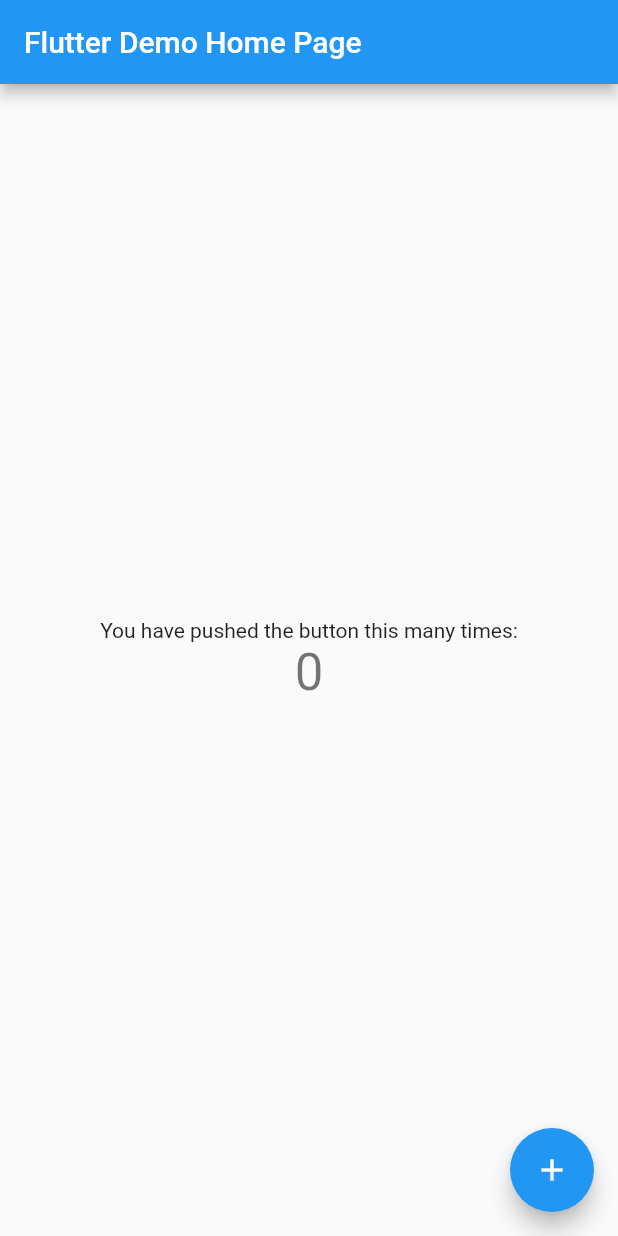
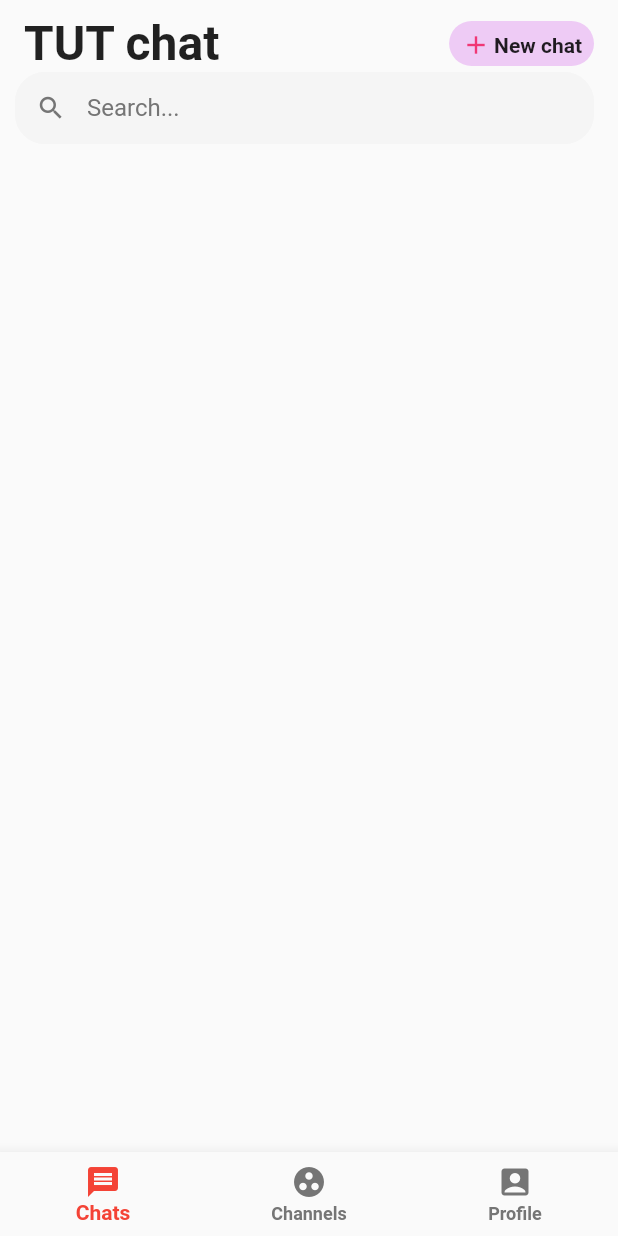
Before and after one commit to V-outsider/TUT-chat-app, a Flutter app: the screen it shows after launch, on a phone screen of 412 x 824 dp. Run offline on Flutter 3.47's test engine with Material 2 defaults, Android fonts, the phone set to English and light mode, and no system bars.

Commit message:
screen 1 viz

```diff
--- /dev/null
+++ b/lib/chatPage.dart
@@ -0,0 +1,86 @@
+import 'package:flutter/material.dart';
+
+class ChatPage extends StatefulWidget {
+  @override
+  _ChatPageState createState() => _ChatPageState();
+}
+
+class _ChatPageState extends State<ChatPage> {
+  @override
+  Widget build(BuildContext context) {
+    return Scaffold(
+      body: SingleChildScrollView(
+        physics: BouncingScrollPhysics(),
+        child: Column(
+          crossAxisAlignment: CrossAxisAlignment.start,
+          children: <Widget>[
+            SafeArea(
+              child: Padding(
+                padding: EdgeInsets.only(left: 16, right: 16, top: 10),
+                child: Row(
+                  mainAxisAlignment: MainAxisAlignment.spaceBetween,
+                  children: <Widget>[
+                    Text(
+                      "TUT chat",
+                      style:
+                          TextStyle(fontSize: 32, fontWeight: FontWeight.bold),
+                    ),
+                    Container(
+                      padding:
+                          EdgeInsets.only(left: 8, right: 8, top: 2, bottom: 0),
+                      height: 30,
+                      decoration: BoxDecoration(
+                        borderRadius: BorderRadius.circular(30),
+                        color: Color.fromARGB(62, 202, 55, 231),
+                      ),
+                      child: Row(
+                        children: <Widget>[
+                          Icon(
+                            Icons.add,
+                            color: Color.fromARGB(255, 240, 55, 117),
+                            size: 20,
+                          ),
+                          SizedBox(
+                            width: 2,
+                          ),
+                          Text(
+                            "New chat",
+                            style: TextStyle(
+                                fontSize: 14, fontWeight: FontWeight.bold),
+                          ),
+                        ],
+                      ),
+                    )
+                  ],
+                ),
+              ),
+            ),
+            SafeArea(
+              child: Padding(
+                padding:
+                    EdgeInsets.only(top: 0, left: 10, right: 16, bottom: 2),
+                child: TextField(
+                  decoration: InputDecoration(
+                    hintText: "Search...",
+                    hintStyle: TextStyle(color: Colors.grey.shade600),
+                    prefixIcon: Icon(
+                      Icons.search,
+                      color: Colors.grey.shade600,
+                      size: 20,
+                    ),
+                    filled: true,
+                    fillColor: Colors.grey.shade100,
+                    contentPadding: EdgeInsets.all(8),
+                    enabledBorder: OutlineInputBorder(
+                        borderRadius: BorderRadius.circular(20),
+                        borderSide: BorderSide(color: Colors.grey.shade100)),
+                  ),
+                ),
+              ),
+            ),
+          ],
+        ),
+      ),
+    );
+  }
+}
--- /dev/null
+++ b/lib/home.dart
@@ -0,0 +1,32 @@
+import 'package:flutter/material.dart';
+import 'chatPage.dart';
+
+class HomePage extends StatelessWidget {
+  @override
+  Widget build(BuildContext context) {
+    return Scaffold(
+      body: ChatPage(),
+      bottomNavigationBar: BottomNavigationBar(
+        selectedItemColor: Colors.red,
+        unselectedItemColor: Colors.grey.shade600,
+        selectedLabelStyle: TextStyle(fontWeight: FontWeight.w600),
+        unselectedLabelStyle: TextStyle(fontWeight: FontWeight.w600),
+        type: BottomNavigationBarType.fixed,
+        items: [
+          BottomNavigationBarItem(
+            icon: Icon(Icons.message),
+            label: 'Chats',
+          ),
+          BottomNavigationBarItem(
+            icon: Icon(Icons.group_work),
+            label: 'Channels',
+          ),
+          BottomNavigationBarItem(
+            icon: Icon(Icons.account_box),
+            label: 'Profile',
+          ),
+        ],
+      ),
+    );
+  }
+}
--- a/lib/main.dart
+++ b/lib/main.dart
@@ -1,4 +1,5 @@
 import 'package:flutter/material.dart';
+import 'home.dart';
 
 void main() {
   runApp(const MyApp());
@@ -7,24 +8,14 @@
 class MyApp extends StatelessWidget {
   const MyApp({Key? key}) : super(key: key);
 
-  // This widget is the root of your application.
   @override
   Widget build(BuildContext context) {
     return MaterialApp(
       title: 'Flutter Demo',
       theme: ThemeData(
-        // This is the theme of your application.
-        //
-        // Try running your application with "flutter run". You'll see the
-        // application has a blue toolbar. Then, without quitting the app, try
-        // changing the primarySwatch below to Colors.green and then invoke
-        // "hot reload" (press "r" in the console where you ran "flutter run",
-        // or simply save your changes to "hot reload" in a Flutter IDE).
-        // Notice that the counter didn't reset back to zero; the application
-        // is not restarted.
         primarySwatch: Colors.blue,
       ),
-      home: const MyHomePage(title: 'Flutter Demo Home Page'),
+      home: HomePage(),
     );
   }
 }
@@ -63,36 +54,12 @@
 
   @override
   Widget build(BuildContext context) {
-    // This method is rerun every time setState is called, for instance as done
-    // by the _incrementCounter method above.
-    //
-    // The Flutter framework has been optimized to make rerunning build methods
-    // fast, so that you can just rebuild anything that needs updating rather
-    // than having to individually change instances of widgets.
     return Scaffold(
       appBar: AppBar(
-        // Here we take the value from the MyHomePage object that was created by
-        // the App.build method, and use it to set our appbar title.
         title: Text(widget.title),
       ),
       body: Center(
-        // Center is a layout widget. It takes a single child and positions it
-        // in the middle of the parent.
         child: Column(
-          // Column is also a layout widget. It takes a list of children and
-          // arranges them vertically. By default, it sizes itself to fit its
-          // children horizontally, and tries to be as tall as its parent.
-          //
-          // Invoke "debug painting" (press "p" in the console, choose the
-          // "Toggle Debug Paint" action from the Flutter Inspector in Android
-          // Studio, or the "Toggle Debug Paint" command in Visual Studio Code)
-          // to see the wireframe for each widget.
-          //
-          // Column has various properties to control how it sizes itself and
-          // how it positions its children. Here we use mainAxisAlignment to
-          // center the children vertically; the main axis here is the vertical
-          // axis because Columns are vertical (the cross axis would be
-          // horizontal).
           mainAxisAlignment: MainAxisAlignment.center,
           children: <Widget>[
             const Text(
```
